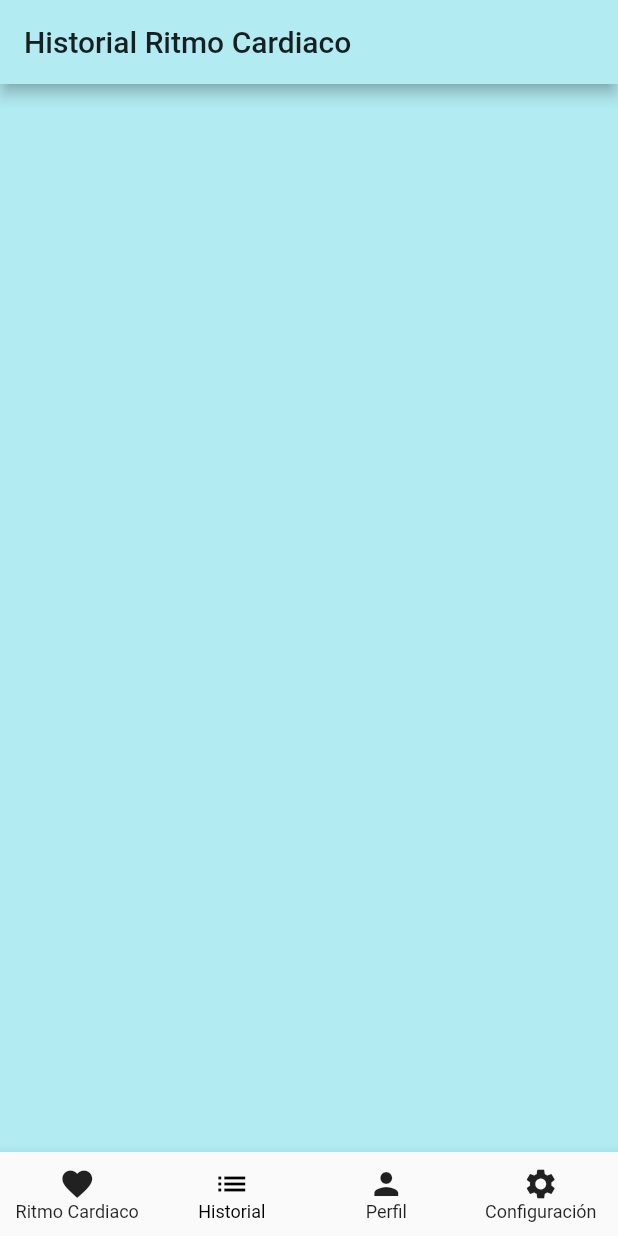
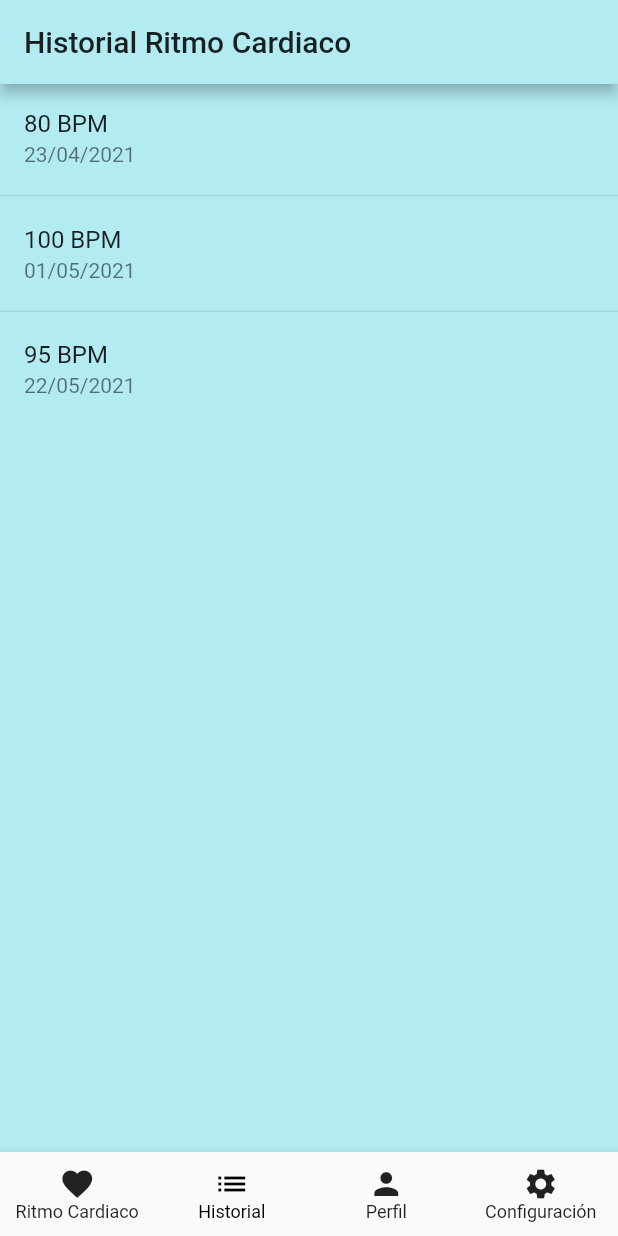
Before and after one commit to sadaakisz/it_innova_flutter, a Flutter app: the screen it shows after launch, item 2 of the bottom bar chosen, on a phone screen of 412 x 824 dp. Run offline on Flutter 3.47's test engine with Material 2 defaults, Android fonts, the phone set to English and light mode, and no system bars.

Commit message:
Added mock values and implemented ListView.

```diff
--- a/lib/pages/history.dart
+++ b/lib/pages/history.dart
@@ -2,13 +2,27 @@ import 'package:flutter/material.dart';
 import 'package:it_innova_flutter/models/heart_rate_history.dart';
 
 class History extends StatelessWidget {
-  List<HeartRateHistory> = <HeartRateHistory>[
-
+  History({Key? key}) : super(key: key);
+  final List<HeartRateHistory> _heartRateHistoryList = [
+    HeartRateHistory(bpm: 80, date: '23/04/2021'),
+    HeartRateHistory(bpm: 100, date: '01/05/2021'),
+    HeartRateHistory(bpm: 95, date: '22/05/2021'),
   ];
-  const History({Key? key}) : super(key: key);
 
   @override
   Widget build(BuildContext context) {
-    return Container();
+    return ListView.separated(
+      itemCount: _heartRateHistoryList.length,
+      itemBuilder: (BuildContext context, int index) {
+        var heartRateItem = _heartRateHistoryList[index];
+        return ListTile(
+          title: Text(heartRateItem.bpm.toString() + ' BPM'),
+          subtitle: Text(heartRateItem.date),
+        );
+      },
+      separatorBuilder: (BuildContext context, int index) {
+        return Divider(height: 5);
+      },
+    );
   }
 }
```
